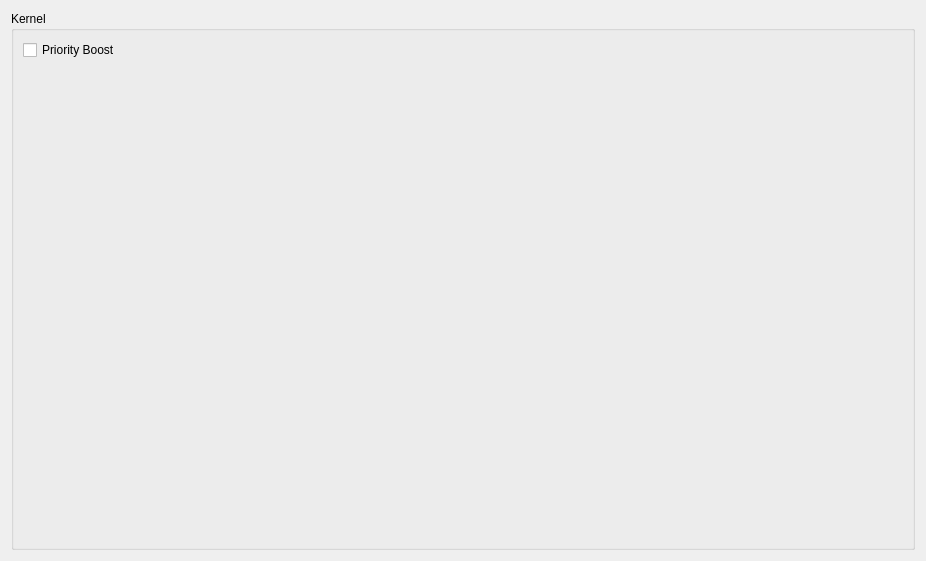
Before: the Qt Designer form src/citra_qt/configuration/configure_hacks.ui in grimtnt/citra, drawn with Qt 5.
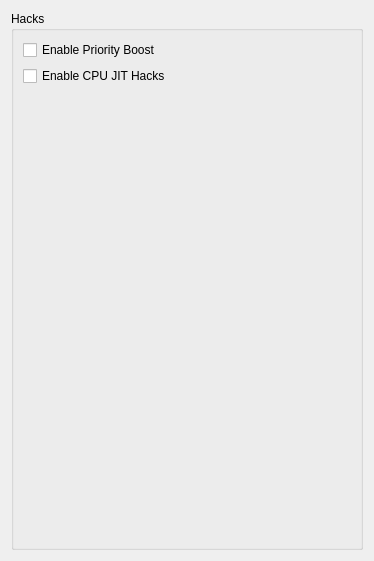
After: the same form once the commit is applied.

What changed in the file:
```diff
--- a/src/citra_qt/configuration/configure_hacks.ui
+++ b/src/citra_qt/configuration/configure_hacks.ui
@@ -6,7 +6,7 @@
    <rect>
     <x>0</x>
     <y>0</y>
-    <width>926</width>
+    <width>374</width>
     <height>561</height>
    </rect>
   </property>
@@ -19,13 +19,20 @@
      <item>
       <widget class="QGroupBox" name="groupbox_kernel">
        <property name="title">
-        <string>Kernel</string>
+        <string>Hacks</string>
        </property>
        <layout class="QVBoxLayout" name="Hacks">
         <item>
          <widget class="QCheckBox" name="toggle_priority_boost">
           <property name="text">
-           <string>Priority Boost</string>
+           <string>Enable Priority Boost</string>
+          </property>
+         </widget>
+        </item>
+        <item>
+         <widget class="QCheckBox" name="toggle_cpu_jit_hacks">
+          <property name="text">
+           <string>Enable CPU JIT Hacks</string>
           </property>
          </widget>
         </item>
```
